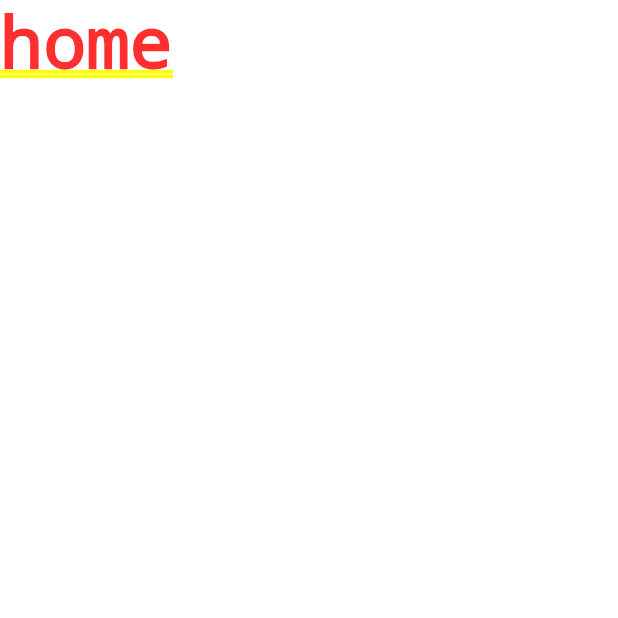
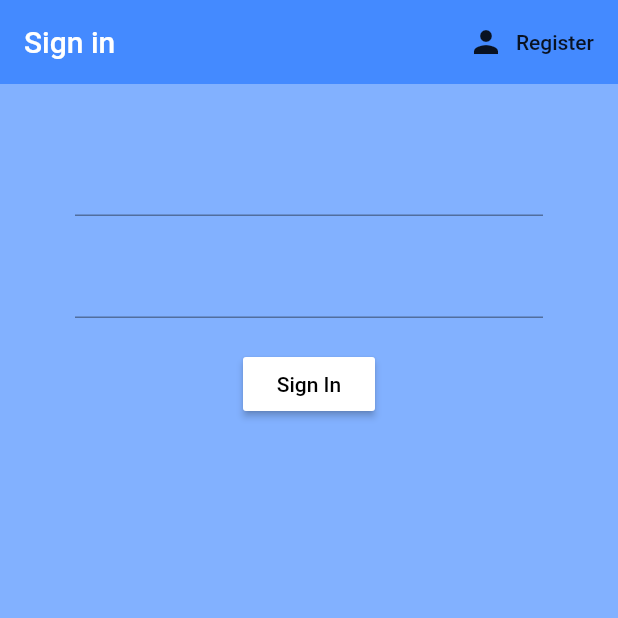
Before and after one commit to armaank140/SmartKitchenware, a Flutter app: the screen it shows after launch, on a phone screen of 412 x 824 dp, the top half of it. Run offline on Flutter 3.47's test engine with Material 2 defaults, Android fonts, the phone set to English and light mode, and no system bars; our stand-ins replace firebase_auth; accounts and stored records are empty.

Commit message:
commit12

```diff
--- a/lib/main.dart
+++ b/lib/main.dart
@@ -1,5 +1,8 @@
 import 'package:flutter/material.dart';
 import 'package:smart_kitchenware/screen/wrapper.dart';
+import 'package:provider/provider.dart';
+import 'package:smart_kitchenware/services/auth.dart';
+import 'package:smart_kitchenware/models/user.dart';
 
 void main() => runApp(MyApp());
 
@@ -7,9 +10,11 @@ class MyApp extends StatelessWidget {
   // This widget is the root of your application.
   @override
   Widget build(BuildContext context) {
-    return MaterialApp(
-      home: Wrapper(),
-
+    return StreamProvider<User>.value(
+      value: AuthService().user,
+      child: MaterialApp(
+        home: Wrapper(),
+      ),
     );
   }
 }
--- /dev/null
+++ b/lib/models/user.dart
@@ -0,0 +1,7 @@
+class User{
+
+  final String uid;
+
+  User({this.uid});
+
+}
--- a/lib/screen/authenticate/authenticate.dart
+++ b/lib/screen/authenticate/authenticate.dart
@@ -1,15 +1,29 @@
 import 'package:flutter/material.dart';
+import 'package:smart_kitchenware/screen/authenticate/register.dart';
+import 'package:smart_kitchenware/screen/authenticate/signin.dart';
 
 class Authenticate extends StatefulWidget {
+
+
   @override
   _AuthenticateState createState() => _AuthenticateState();
 }
 
 class _AuthenticateState extends State<Authenticate> {
+
+  bool showSignIn = true;
+  void toggleView(){
+    setState(() => showSignIn = !showSignIn);
+  }
+
   @override
   Widget build(BuildContext context) {
-    return Container(
-      child: Text('authenticate'),
-    );
+
+    if (showSignIn){
+      return SignIn(toggleView: toggleView);
+    }else{
+      return Register(toggleView: toggleView);
+    }
+
   }
 }
--- /dev/null
+++ b/lib/screen/authenticate/signin.dart
@@ -0,0 +1,78 @@
+import 'package:flutter/material.dart';
+import 'package:smart_kitchenware/services/auth.dart';
+
+class SignIn extends StatefulWidget {
+
+  final Function toggleView;
+  SignIn({this.toggleView});
+
+  @override
+  _SignInState createState() => _SignInState();
+}
+
+class _SignInState extends State<SignIn> {
+
+  final AuthService _auth = AuthService();
+
+
+  String email = '';
+  String password = '';
+
+  @override
+  Widget build(BuildContext context) {
+    return Scaffold(
+      backgroundColor: Colors.blueAccent[100],
+      appBar: AppBar(
+        backgroundColor: Colors.blueAccent,
+        elevation: 0.0,
+        title: Text('Sign in'),
+        actions: <Widget>[
+          FlatButton.icon(
+            icon: Icon(Icons.person),
+            label:Text('Register'),
+            onPressed: (){
+              widget.toggleView();
+
+            },
+          )
+        ],
+      ),
+      body: Container(
+        padding: EdgeInsets.symmetric(vertical: 20.0, horizontal: 50.0),
+        child: Form(
+          child: Column(
+            children: <Widget>[
+              SizedBox(height: 20.0,),
+              TextFormField(
+                onChanged: (val){
+                  setState(() => email = val);
+
+                },
+              ),
+              SizedBox(height: 20.0,),
+              TextFormField(
+                obscureText: true,
+                onChanged: (val){
+                  setState(()  => password = val);
+
+                },
+              ),
+              SizedBox(height: 20.0,),
+              RaisedButton(
+                color: Colors.white,
+                child: Text(
+                  'Sign In',
+                  style: TextStyle(color: Colors.black),
+                ),
+                onPressed: () async{
+                print(email);
+                print(password);
+                },
+              )
+            ],
+          ),
+        ),
+      ),
+    );
+  }
+}
--- a/lib/screen/wrapper.dart
+++ b/lib/screen/wrapper.dart
@@ -1,13 +1,22 @@
 import 'package:flutter/material.dart';
+import 'package:provider/provider.dart';
 import 'package:smart_kitchenware/screen/authenticate/authenticate.dart';
 import 'package:smart_kitchenware/screen/home/home.dart';
+import 'package:smart_kitchenware/models/user.dart';
 
 class Wrapper extends StatelessWidget {
   @override
   Widget build(BuildContext context) {
 
+    final user = Provider.of<User>(context);
+    print(user);
+
     //return either Home or Authentication Widget
-    return Home();
+    if(user == null){
+      return Authenticate();
+    }else{
+      return Home();
+    }
 
   }
 }
--- a/pubspec.yaml
+++ b/pubspec.yaml
@@ -26,6 +26,7 @@ dependencies:
   cupertino_icons: ^0.1.2
   firebase_auth: ^0.16.0
   cloud_firestore: ^0.13.5
+  provider: ^3.1.0
 
 dev_dependencies:
   flutter_test:
```
Also changed, not shown: lib/screen/authenticate/register.dart (added, +92 -0 lines), lib/screen/home/home.dart (+21 -2 lines), lib/services/auth.dart (+37 -2 lines), pubspec.lock.
